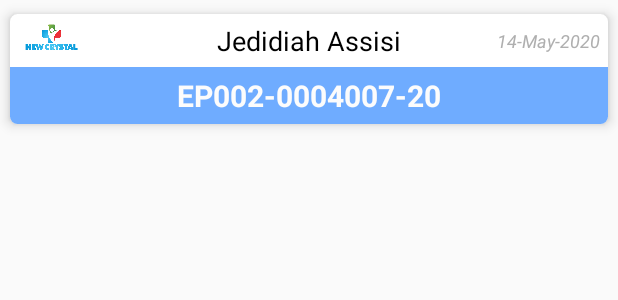
After one commit to Jedi-Supreme/SafeDoktor, an Android app: the layout row_dependants_list.xml on its own in the app's theme, with its tools: preview values and no code run, on a phone screen of 412 x 824 dp. The commit adds this screen. Shown: the top 300 px of the screen. Run offline under Robolectric (Android 15) with nearby library versions, the phone set to English and light mode, and no system bars.

Commit message:
version 1.0.5 facility selection, email reminder dialog done. working on dependants adapter

```diff
--- a/app/src/main/java/com/softedge/safedoktor/activities/SignupActivity.java
+++ b/app/src/main/java/com/softedge/safedoktor/activities/SignupActivity.java
@@ -107,8 +107,6 @@ public class SignupActivity extends AppCompatActivity {
         datePickerDialog = new DatePickerDialog(weak_signup.get(), R.style.DatePickerTheme, dateSetListener,
                 calendar.get(Calendar.YEAR), calendar.get(Calendar.MONTH), calendar.get(Calendar.DAY_OF_MONTH));
 
-
-
         if (existing_srch_pat != null){
             loadExistingSrchData(existing_srch_pat);
         }
@@ -155,6 +153,7 @@ public class SignupActivity extends AppCompatActivity {
         }else if (sp_facility_pick.getSelectedItemPosition() <= 0 ){
             common_code.Mysnackbar(findViewById(R.id.reg_const_layout),
                     "Please Select Registration facility", Snackbar.LENGTH_LONG).show();
+
         }else if (sp_reg_gender.getSelectedItemPosition() <= 0){
             common_code.Mysnackbar(findViewById(R.id.reg_const_layout),
                     "Please Select Gender", Snackbar.LENGTH_LONG).show();
--- a/app/src/main/java/com/softedge/safedoktor/utilities/common_code.java
+++ b/app/src/main/java/com/softedge/safedoktor/utilities/common_code.java
@@ -44,6 +44,8 @@ public class common_code {
     public static final int CAMERA_AUDIO_REQ_CODE = 434;
     public static final String EMAIL_REMINDER_KEY = "email_reminder_key";
 
+    public static final int MALE_GENDER = 1;
+    public static final int FEMALE_GENDER = 2;
 
     public static final int REV_LOWEST = 0;
     public static final int REV_LOW = 25;
@@ -117,11 +119,11 @@ public class common_code {
         String title, email = "", nationality = "Ghanaian";
 
         //if user is male set title Mr
-        if (basicUser.getGender() == 1) {
+        if (basicUser.getGender() == MALE_GENDER) {
             title = "Mr";
         } else {
             //else if female and married set title Mrs
-            if (basicUser.getMarital_state() == 2) {
+            if (basicUser.getMarital_state() == FEMALE_GENDER) {
                 title = "Mrs";
             } else {
                 //else set title Miss
--- a/app/src/main/res/layout/activity_opd_card.xml
+++ b/app/src/main/res/layout/activity_opd_card.xml
@@ -77,7 +77,6 @@
             app:layout_constraintTop_toBottomOf="@id/tv_patId_label">
 
             <TextView
-
                 android:id="@+id/tv_opd_number"
                 android:layout_width="match_parent"
                 android:layout_height="wrap_content"
--- /dev/null
+++ b/app/src/main/res/layout/row_dependants_list.xml
@@ -0,0 +1,65 @@
+<?xml version="1.0" encoding="utf-8"?>
+<androidx.cardview.widget.CardView xmlns:android="http://schemas.android.com/apk/res/android"
+    xmlns:app="http://schemas.android.com/apk/res-auto"
+    android:layout_width="match_parent"
+    android:layout_height="wrap_content"
+    app:cardCornerRadius="@dimen/margin_tiny"
+    app:cardElevation="@dimen/margin_tiny"
+    app:cardUseCompatPadding="true">
+
+    <androidx.constraintlayout.widget.ConstraintLayout
+        android:layout_width="match_parent"
+        android:layout_height="wrap_content">
+
+        <ImageView
+            android:layout_width="@dimen/margin_large"
+            android:layout_height="@dimen/margin_large"
+            android:layout_marginStart="@dimen/margin_small"
+            android:contentDescription="@string/nchs_logo"
+            android:scaleType="fitCenter"
+            android:src="@drawable/nchs_logo"
+            app:layout_constraintLeft_toLeftOf="parent"
+            app:layout_constraintTop_toTopOf="parent" />
+
+        <TextView
+            android:id="@+id/tv_dep_fullname"
+            android:layout_width="match_parent"
+            android:layout_height="wrap_content"
+            android:padding="@dimen/margin_tiny"
+            android:text="Jedidiah Assisi"
+            android:textAlignment="center"
+            android:textColor="@color/black"
+            android:textSize="@dimen/large_text"
+            app:layout_constraintTop_toTopOf="parent" />
+
+        <TextView
+            android:id="@+id/tv_deprow_dob"
+            android:layout_width="wrap_content"
+            android:layout_height="wrap_content"
+            android:padding="@dimen/margin_tiny"
+            android:text="14-May-2020"
+            android:textColor="@color/grey_200"
+            android:textSize="@dimen/normal_text_size"
+            android:textStyle="italic"
+            app:layout_constraintBottom_toBottomOf="@id/tv_dep_fullname"
+            app:layout_constraintRight_toRightOf="parent"
+            app:layout_constraintTop_toTopOf="@id/tv_dep_fullname" />
+
+        <TextView
+
+            android:textAlignment="center"
+            android:background="@color/colorPrimaryDark"
+            android:id="@+id/tv_dep_opdID"
+            android:layout_width="match_parent"
+            android:layout_height="wrap_content"
+            android:padding="@dimen/margin_tiny"
+            android:textColor="@color/colorPrimary"
+            android:textStyle="bold"
+            android:text="EP002-0004007-20"
+            android:textSize="@dimen/largest_text"
+            app:layout_constraintTop_toBottomOf="@id/tv_dep_fullname" />
+
+
+    </androidx.constraintlayout.widget.ConstraintLayout>
+
+</androidx.cardview.widget.CardView>
```
Also changed, not shown: app/src/main/java/com/softedge/safedoktor/activities/Contacts_dependantsActivity.java (+93 -60 lines), app/src/main/java/com/softedge/safedoktor/adapters/dependants_recycler_Adapter.java (added, +96 -0 lines), app/src/main/java/com/softedge/safedoktor/api/CarewexCalls.java (+7 -1 lines), app/src/main/java/com/softedge/safedoktor/databases/SafeDB.java (+82 -0 lines), app/src/main/java/com/softedge/safedoktor/models/fireModels/Dependant_class.java (added, +92 -0 lines), app/src/main/java/com/softedge/safedoktor/models/fireModels/dependant_patient_class.java (deleted, +0 -20 lines), app/src/main/res/layout/diag_add_dependant.xml (added, +151 -0 lines).
